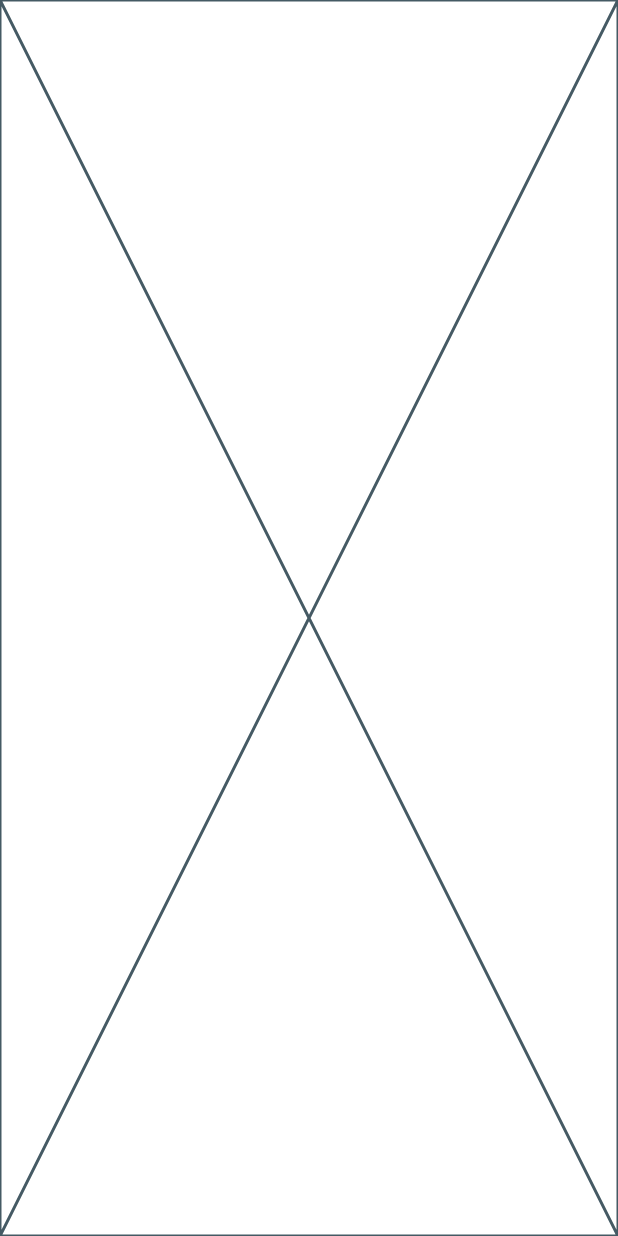
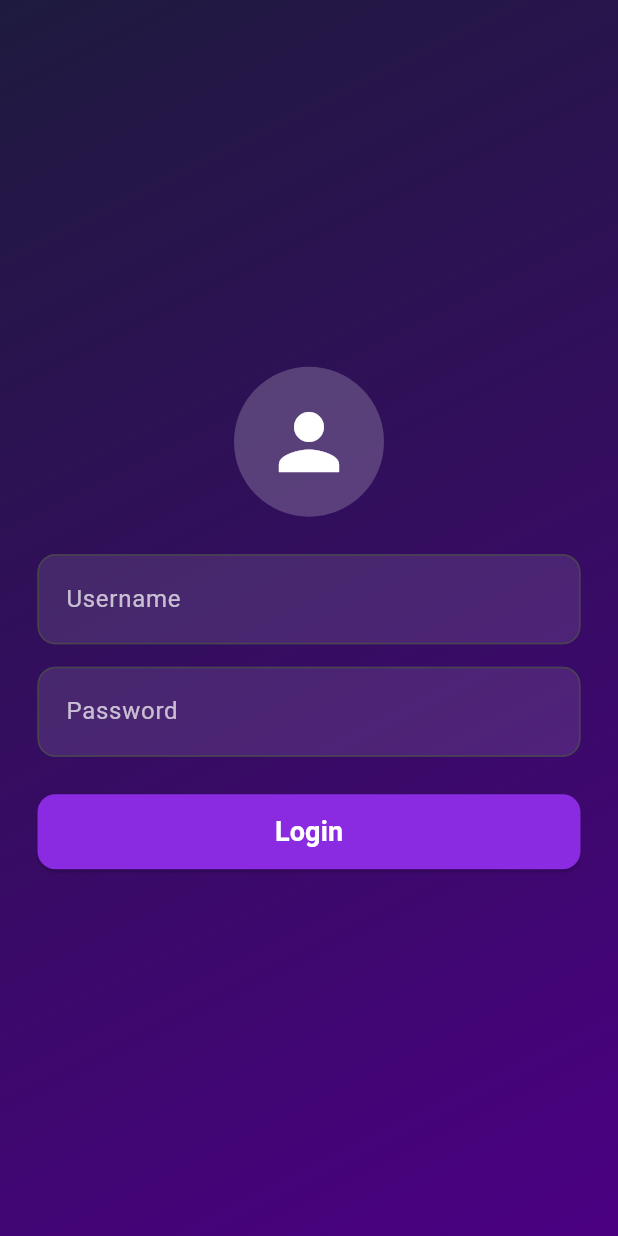
Before and after one commit to IntanSariiiii/ukk_2025, a Flutter app: the screen it shows after launch, on a phone screen of 412 x 824 dp. Run offline on Flutter 3.47's test engine with Material 3 defaults, Android fonts, the phone set to English and light mode, and no system bars; our stand-ins replace supabase_flutter; accounts and stored records are empty.

```diff
--- a/lib/login.dart
+++ b/lib/login.dart
@@ -10,6 +10,39 @@ class Login extends StatefulWidget {
 class _LoginState extends State<Login> {
   @override
   Widget build(BuildContext context) {
-    return const Placeholder();
+    return Scaffold(
+      appBar: AppBar(
+        title: const Text('Beranda'),
+      ),
+      drawer: Drawer(
+        child: ListView(
+          padding: EdgeInsets.zero,
+          children: [
+            const DrawerHeader(
+              decoration: BoxDecoration(
+                color: Colors.blue,
+              ),
+              child: Text(
+                'Menu',
+                style: TextStyle(
+                  color: Colors.white,
+                  fontSize: 24,
+                ),
+              ),
+            ),
+            ListTile(
+              leading: const Icon(Icons.logout),
+              title: const Text('Log Out'),
+              onTap: () {
+                Navigator.pop(context);
+              },
+            ),
+          ],
+        ),
+      ),
+      body: const Center(
+        child: Text('Selamat datang di Beranda!'),
+      ),
+    );
   }
 }
--- a/lib/main.dart
+++ b/lib/main.dart
@@ -1,9 +1,7 @@
 import 'package:flutter/material.dart';
 import 'package:supabase_flutter/supabase_flutter.dart';
-import 'package:ukk_2025/login.dart';
 
-
-Future<void> main() async {
+void main() async {
   await Supabase.initialize(
     url: 'https://xqycaxmguymimbbprzrr.supabase.co',
     anonKey: 'eyJhbGciOiJIUzI1NiIsInR5cCI6IkpXVCJ9.eyJpc3MiOiJzdXBhYmFzZSIsInJlZiI6InhxeWNheG1ndXltaW1iYnByenJyIiwicm9sZSI6ImFub24iLCJpYXQiOjE3Mzk0MDg2NTEsImV4cCI6MjA1NDk4NDY1MX0.SFUP7WFH9cgMITWGqulapAFJAn8vFC5H9Tu5vunOzfw',
@@ -13,13 +11,99 @@ Future<void> main() async {
 }
 
 class MyApp extends StatelessWidget {
-  const MyApp({super.key});
-
   @override
   Widget build(BuildContext context) {
-    return const MaterialApp(
-      home: Login()
-
+    return MaterialApp(
+      debugShowCheckedModeBanner: false,
+      home: LoginPage(),
     );
   }
 }
+
+class LoginPage extends StatelessWidget {
+  @override
+  Widget build(BuildContext context) {
+    return Scaffold(
+      body: Container(
+        decoration: BoxDecoration(
+          gradient: LinearGradient(
+            begin: Alignment.topLeft,
+            end: Alignment.bottomRight,
+            colors: [Color(0xFF1E1A3E), Color(0xFF4B0082)], // Gradasi ungu gelap
+          ),
+        ),
+        child: Center(
+          child: Padding(
+            padding: EdgeInsets.all(25.0),
+            child: Column(
+              mainAxisSize: MainAxisSize.min,
+              children: [
+                CircleAvatar(
+                  radius: 50,
+                  backgroundColor: Colors.white.withOpacity(0.2),
+                  child: Icon(
+                    Icons.person,
+                    size: 60,
+                    color: Colors.white,
+                  ),
+                ),
+                SizedBox(height: 25),
+                TextField(
+                  decoration: InputDecoration(
+                    filled: true,
+                    fillColor: Colors.white.withOpacity(0.1),
+                    hintText: 'Username',
+                    hintStyle: TextStyle(color: Colors.white70),
+                    contentPadding: EdgeInsets.symmetric(vertical: 18.0, horizontal: 15.0),
+                    border: OutlineInputBorder(
+                      borderRadius: BorderRadius.circular(12.0),
+                      borderSide: BorderSide(color: Colors.white30),
+                    ),
+                  ),
+                  style: TextStyle(color: Colors.white),
+                ),
+                SizedBox(height: 15),
+                TextField(
+                  obscureText: true,
+                  decoration: InputDecoration(
+                    filled: true,
+                    fillColor: Colors.white.withOpacity(0.1),
+                    hintText: 'Password',
+                    hintStyle: TextStyle(color: Colors.white70),
+                    contentPadding: EdgeInsets.symmetric(vertical: 18.0, horizontal: 15.0),
+                    border: OutlineInputBorder(
+                      borderRadius: BorderRadius.circular(12.0),
+                      borderSide: BorderSide(color: Colors.white30),
+                    ),
+                  ),
+                  style: TextStyle(color: Colors.white),
+                ),
+                SizedBox(height: 25),
+                SizedBox(
+                  width: double.infinity,
+                  height: 50,
+                  child: ElevatedButton(
+                    style: ElevatedButton.styleFrom(
+                      backgroundColor: Color(0xFF8A2BE2),
+                      shape: RoundedRectangleBorder(
+                        borderRadius: BorderRadius.circular(12.0),
+                      ),
+                    ),
+                    onPressed: () async {
+                      final supabase = Supabase.instance.client;
+                      // TODO: Implement authentication logic here
+                    },
+                    child: Text(
+                      'Login',
+                      style: TextStyle(color: Colors.white, fontSize: 18, fontWeight: FontWeight.bold),
+                    ),
+                  ),
+                ),
+              ],
+            ),
+          ),
+        ),
+      ),
+    );
+  }
+}
```
